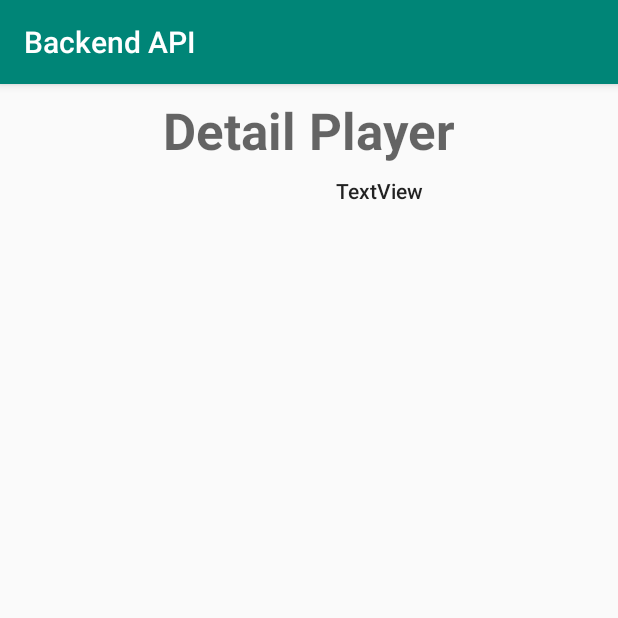
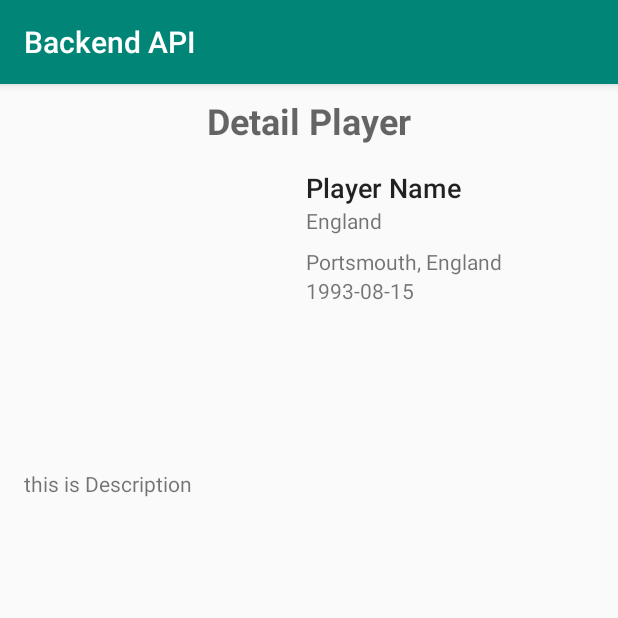
Before and after one commit to aepaef17/Bacend-Api, an Android app: the DetailActivity screen opened directly, with no data from a screen before it, on a phone screen of 412 x 824 dp, the top half of it. Run offline under Robolectric (Android 15) with nearby library versions, the phone set to English and light mode, and no system bars; our stand-ins replace Picasso, Volley; network calls fail; pictures from the network do not load.

Commit message:
Ke-4 Menambahkan fitur detail, dengan becend API

```diff
--- a/app/src/main/java/com/example/backendapi/ArsenalResult.java
+++ b/app/src/main/java/com/example/backendapi/ArsenalResult.java
@@ -6,7 +6,7 @@ import java.util.ArrayList;
 
 public class ArsenalResult {
     //Jika beda pastikan namanya harus di serialized Name dengan nama object aslinya di API
-    @SerializedName("player")
+    @SerializedName(value="player", alternate = {"players"})
     private ArrayList<Arsenal> arsenals;
 
     public ArsenalResult(ArrayList<Arsenal> arsenals) {
--- a/app/src/main/java/com/example/backendapi/DetailActivity.java
+++ b/app/src/main/java/com/example/backendapi/DetailActivity.java
@@ -3,12 +3,72 @@ package com.example.backendapi;
 import androidx.appcompat.app.AppCompatActivity;
 
 import android.os.Bundle;
+import android.widget.ImageView;
+import android.widget.TextView;
+
+import com.android.volley.Request;
+import com.android.volley.RequestQueue;
+import com.android.volley.Response;
+import com.android.volley.VolleyError;
+import com.android.volley.toolbox.StringRequest;
+import com.android.volley.toolbox.Volley;
+import com.google.gson.Gson;
+import com.squareup.picasso.Picasso;
 
 public class DetailActivity extends AppCompatActivity {
+
+    //data terlebih dahulu semua komponen
+    private ImageView imageView;
+    private TextView tvName, tvNationality, tvPlace, tvBirthday, tvDescription;
+    //menampung idPlayer yang sudah dikirim oleh main activiry
+    private String idPlayer;
+    private Gson gson;
 
     @Override
     protected void onCreate(Bundle savedInstanceState) {
         super.onCreate(savedInstanceState);
         setContentView(R.layout.activity_detail);
+
+        //findview by id, agar view bisa dikenali di java
+        imageView = findViewById(R.id.imageView2);
+        tvName = findViewById(R.id.tv_name);
+        tvNationality = findViewById(R.id.tv_nationality);
+        tvPlace = findViewById(R.id.tv_birthplace);
+        tvBirthday = findViewById(R.id.tv_birthday);
+        tvDescription = findViewById(R.id.tv_description);
+        gson = new Gson();
+
+        //idPlayer diterima dan dimasukan ke url
+        idPlayer = getIntent().getStringExtra("idPlayer");
+        String url = "https://www.thesportsdb.com/api/v1/json/1/lookupplayer.php?id="+idPlayer;
+
+        //ambil data dengan menggunakan Volley dan Gson
+        RequestQueue queue = Volley.newRequestQueue(this);
+        StringRequest stringRequest = new StringRequest(Request.Method.GET, url,
+                new Response.Listener<String>() {
+                    @Override
+                    public void onResponse(String response) {
+                        //ambil nilai dan set komponen ke layout
+                        ArsenalResult result = gson.fromJson(response, ArsenalResult.class);
+                        Arsenal arsenal = result.getArsenals().get(0);
+                        tvName.setText(arsenal.getName());
+                        tvNationality.setText(arsenal.getNationality());
+                        tvPlace.setText(arsenal.getBirthPlace());
+                        tvBirthday.setText(arsenal.getBirthDate());
+                        tvDescription.setText(arsenal.getDescription());
+                        Picasso.get().load(arsenal.getImagePath()).into(imageView);
+
+                    }
+                }, new Response.ErrorListener() {
+            @Override
+            public void onErrorResponse(VolleyError error) {
+
+            }
+        }
+        );
+        queue.add(stringRequest);
     }
+
+
+
 }
--- a/app/src/main/java/com/example/backendapi/MainActivity.java
+++ b/app/src/main/java/com/example/backendapi/MainActivity.java
@@ -55,7 +55,10 @@ public class MainActivity extends AppCompatActivity {
             public void aksiKlik(int position) {
                 //intent adalah sebuah niat
                 Intent intent = new Intent(MainActivity.this, DetailActivity.class);
+                //memilih player berdasarkan id playernya untuk nantinya menampilkan detail activity
+                intent.putExtra("idPlayer",arsenals.get(position).getIdPlayer());
                 startActivity(intent);
+
             }
         });
     }
--- a/app/src/main/res/layout/activity_detail.xml
+++ b/app/src/main/res/layout/activity_detail.xml
@@ -16,6 +16,7 @@
         android:layout_marginEnd="8dp"
         android:text="Detail Player"
         android:textAppearance="@style/TextAppearance.AppCompat.Display1"
+        android:textSize="24sp"
         android:textStyle="bold"
         app:layout_constraintEnd_toEndOf="parent"
         app:layout_constraintStart_toStartOf="parent"
@@ -23,7 +24,7 @@
 
     <ImageView
         android:id="@+id/imageView2"
-        android:layout_width="200dp"
+        android:layout_width="180dp"
         android:layout_height="200dp"
         android:layout_marginStart="16dp"
         android:layout_marginTop="8dp"
@@ -32,12 +33,52 @@
         tools:srcCompat="@tools:sample/avatars" />
 
     <TextView
-        android:id="@+id/textView2"
+        android:id="@+id/tv_name"
         android:layout_width="wrap_content"
         android:layout_height="wrap_content"
         android:layout_marginStart="8dp"
-        android:text="TextView"
+        android:layout_marginTop="8dp"
+        android:text="Player Name"
         android:textAppearance="@style/TextAppearance.AppCompat.Body2"
+        android:textSize="18sp"
         app:layout_constraintStart_toEndOf="@+id/imageView2"
         app:layout_constraintTop_toTopOf="@+id/imageView2" />
+
+    <TextView
+        android:id="@+id/tv_nationality"
+        android:layout_width="wrap_content"
+        android:layout_height="wrap_content"
+        android:capitalize="characters"
+        android:text="England"
+        app:layout_constraintStart_toStartOf="@+id/tv_name"
+        app:layout_constraintTop_toBottomOf="@+id/tv_name" />
+
+    <TextView
+        android:id="@+id/tv_birthplace"
+        android:layout_width="wrap_content"
+        android:layout_height="wrap_content"
+        android:layout_marginTop="8dp"
+        android:text="Portsmouth, England"
+        app:layout_constraintStart_toStartOf="@+id/tv_nationality"
+        app:layout_constraintTop_toBottomOf="@+id/tv_nationality" />
+
+    <TextView
+        android:id="@+id/tv_birthday"
+        android:layout_width="wrap_content"
+        android:layout_height="wrap_content"
+        android:text="1993-08-15"
+        app:layout_constraintStart_toStartOf="@+id/tv_birthplace"
+        app:layout_constraintTop_toBottomOf="@+id/tv_birthplace" />
+
+    <TextView
+        android:id="@+id/tv_description"
+        android:layout_width="0dp"
+        android:layout_height="wrap_content"
+        android:layout_marginStart="16dp"
+        android:layout_marginTop="8dp"
+        android:layout_marginEnd="16dp"
+        android:text="this is Description"
+        app:layout_constraintEnd_toEndOf="parent"
+        app:layout_constraintStart_toStartOf="parent"
+        app:layout_constraintTop_toBottomOf="@+id/imageView2" />
 </androidx.constraintlayout.widget.ConstraintLayout>
--- a/app/src/main/res/layout/activity_main.xml
+++ b/app/src/main/res/layout/activity_main.xml
@@ -15,5 +15,6 @@
         app:layout_constraintBottom_toBottomOf="parent"
         app:layout_constraintEnd_toEndOf="parent"
         app:layout_constraintStart_toStartOf="parent"
-        app:layout_constraintTop_toTopOf="parent" />
+        app:layout_constraintTop_toTopOf="parent"
+        tools:listitem="@layout/activity_main" />
 </androidx.constraintlayout.widget.ConstraintLayout>
```
